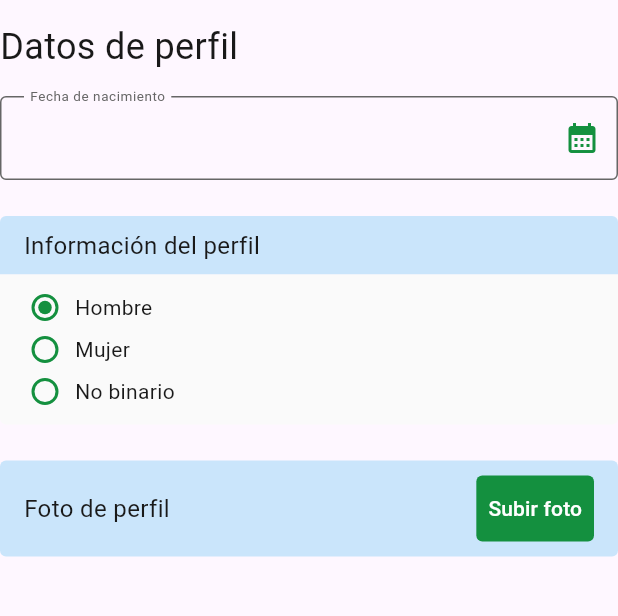
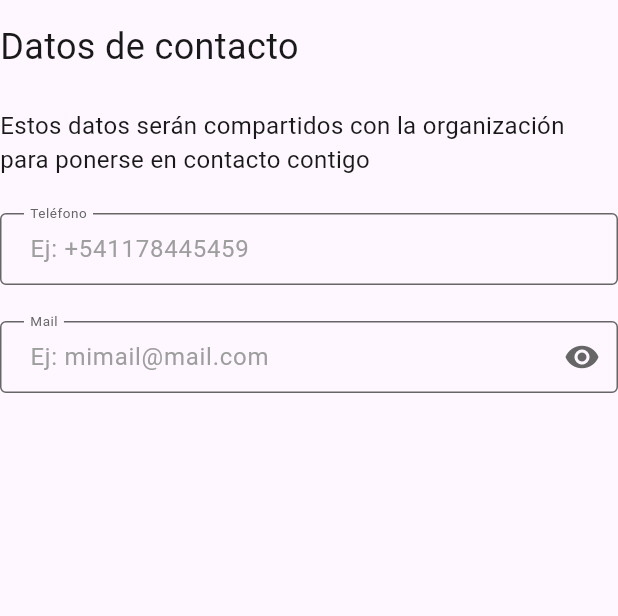
Before and after one commit to shadad00/DAMP, a Flutter app: the screen it shows after launch, on a phone screen of 412 x 824 dp, the part 63-679 px from its top. Run offline on Flutter 3.47's test engine with Material 2 defaults, Android fonts, the phone set to English and light mode, and no system bars; drawn by our look-alikes of flutter_form_builder; our stand-ins replace cached_network_image, equatable, flutter_hooks, flutter_riverpod, form_builder_validators, shimmer.

Commit message:
adding contact data form

```diff
--- /dev/null
+++ b/ser_manos/lib/design_system/cells/forms/ContactDataForm.dart
@@ -0,0 +1,62 @@
+import 'package:flutter/material.dart';
+import 'package:flutter_form_builder/flutter_form_builder.dart';
+import 'package:form_builder_validators/form_builder_validators.dart';
+import 'package:ser_manos/design_system/tokens/font/font.dart';
+import 'package:ser_manos/design_system/tokens/colours/colours.dart';
+import '../../molecules/inputs/SermanosTextField.dart';
+
+class ContactDataForm extends StatelessWidget {
+  const ContactDataForm({super.key});
+
+  @override
+  Widget build(BuildContext context) {
+    bool isLoading = false;
+    String? errorText;
+
+    return FormBuilder(
+      enabled: !isLoading,
+      child: Column(
+        crossAxisAlignment: CrossAxisAlignment.start,
+        children: [
+          const Text(
+            "Datos de contacto",
+            style: SermanosTypography.headline01(
+              color: SermanosColors.neutral100,
+            ),
+          ),
+          const SizedBox(
+            height: 24,
+          ),
+          const Text(
+            "Estos datos serán compartidos con la organización para ponerse en contacto contigo",
+            style: SermanosTypography.subtitle01(
+              color: SermanosColors.neutral100,
+            ),
+          ),
+          const SizedBox(
+            height: 24,
+          ),
+          SermanosTextField(
+              formName: 'Teléfono',
+              initialValue: '',
+              label: 'Teléfono',
+              enabled: !isLoading,
+              keyboardType: TextInputType.phone,
+              floatingLabelBehavior: FloatingLabelBehavior.always,
+              placeholder: 'Ej: +541178445459',
+              validators: null),
+          const SizedBox(height: 24),
+          SermanosTextField(
+              formName: 'Mail',
+              initialValue: '',
+              label: 'Mail',
+              password: true,
+              enabled: !isLoading,
+              floatingLabelBehavior: FloatingLabelBehavior.always,
+              placeholder: 'Ej: mimail@mail.com',
+              validators: null),
+        ],
+      ),
+    );
+  }
+}
--- a/ser_manos/lib/main.dart
+++ b/ser_manos/lib/main.dart
@@ -1,5 +1,7 @@
 import 'package:flutter/material.dart';
 import 'package:flutter/rendering.dart';
+import 'package:ser_manos/design_system/cells/forms/ContactDataForm.dart';
+import 'package:ser_manos/design_system/cells/forms/LoginForm.dart';
 import 'package:ser_manos/model/User.dart';
 import 'package:ser_manos/model/Gender.dart';
 import 'package:ser_manos/design_system/cells/forms/ProfileDataForm.dart';
@@ -48,10 +50,8 @@ class MyHomePage extends StatelessWidget {
 
     return Scaffold(
         appBar: AppBar(title: const Text('Ser manos')),
-        body: const ProfileDataForm(
-            user: user,
-            genderField: "genderField",
-            birthdateField: "birthdateField",
-            imageField: "imageField"));
+        body: const ContactDataForm()
+
+      );
   }
 }
```
